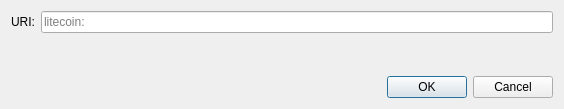
First picture: the form in src/qt/forms/openuridialog.ui, repository minblock/satcoin, before the edit.
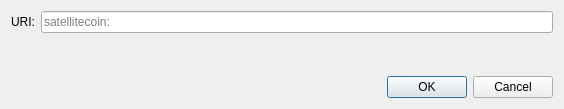
Second picture: the form after the edit. Custom widgets are drawn as their Qt base class.

Patch:
```diff
--- a/src/qt/forms/openuridialog.ui
+++ b/src/qt/forms/openuridialog.ui
@@ -26,7 +26,7 @@
      <item>
       <widget class="QValidatedLineEdit" name="uriEdit">
        <property name="placeholderText">
-        <string notr="true">litecoin:</string>
+        <string notr="true">satellitecoin:</string>
        </property>
       </widget>
      </item>
```
Left out of the diff: 2 changed lines with no effect on the pictures.
